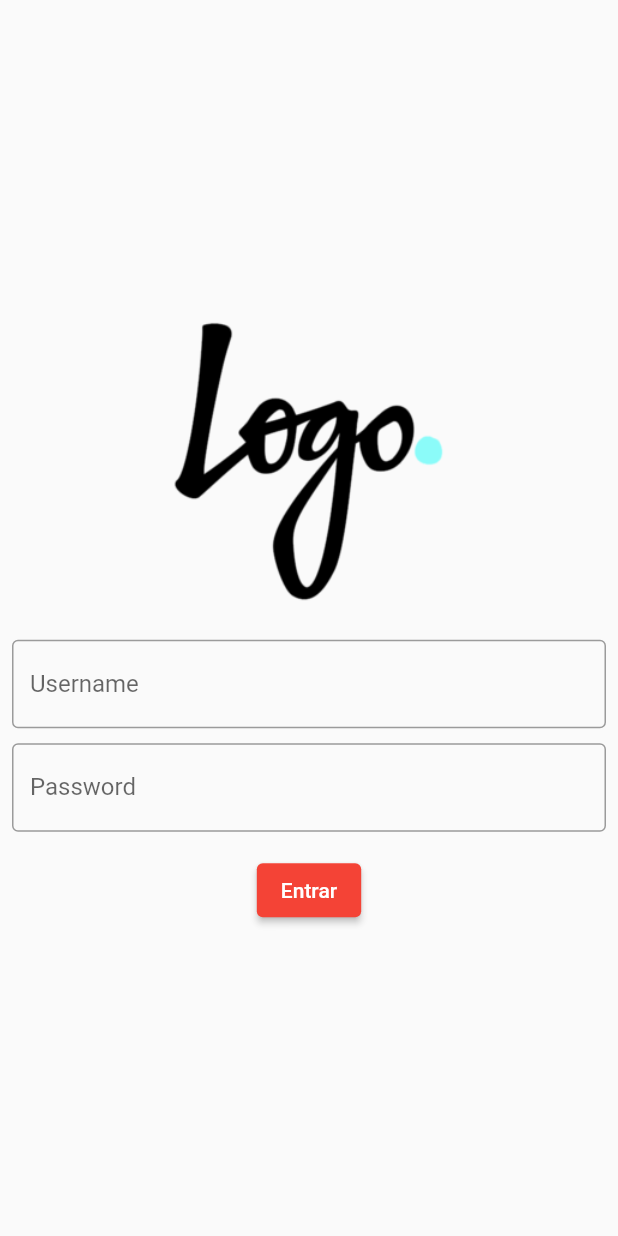
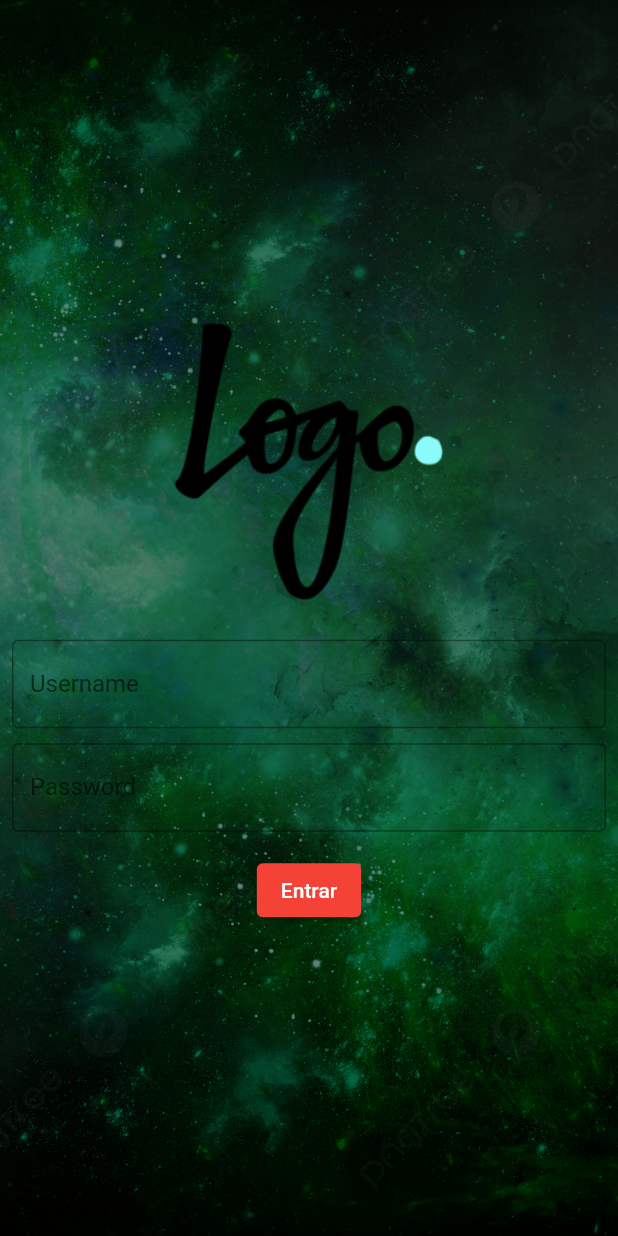
Before and after one commit to RuanK07/Flutter-Mobile, a Flutter app: the screen it shows after launch, on a phone screen of 412 x 824 dp. Run offline on Flutter 3.47's test engine with Material 2 defaults, Android fonts, the phone set to English and light mode, and no system bars.

Commit message:
Add background with Stack

```diff
--- a/lib/login_page.dart
+++ b/lib/login_page.dart
@@ -12,10 +12,10 @@ class _LoginPageState extends State<LoginPage> {
   String email = '';
   String password = '';
 
-  @override
-  Widget build(BuildContext context) {
-    return Scaffold(
-      body: SingleChildScrollView(
+  Widget _body() {
+    return Column(
+      children: [
+        SingleChildScrollView(
           child: SizedBox(
             width: MediaQuery.of(context).size.width,
             height: MediaQuery.of(context).size.height,
@@ -68,6 +68,26 @@ class _LoginPageState extends State<LoginPage> {
             ),
           ),
         ),
+      ],
     );
   }
+
+  @override
+  Widget build(BuildContext context) {
+    return Scaffold(
+        body: Stack(
+      children: [
+        SizedBox(
+            height: MediaQuery.of(context).size.height,
+            child: Image.asset(
+              'assets/images/Background.jpg',
+              fit: BoxFit.cover,
+            )),
+        Container(
+          color: Colors.black.withOpacity(0.5),
+        ),
+        _body(),
+      ],
+    ));
   }
+}
--- a/pubspec.yaml
+++ b/pubspec.yaml
@@ -61,6 +61,7 @@ flutter:
   # To add assets to your application, add an assets section, like this:
   assets:
     - assets/images/Logo.png
+    - assets/images/Background.jpg
 
   # An image asset can refer to one or more resolution-specific "variants", see
   # https://flutter.dev/assets-and-images/#resolution-aware
```
Also changed, not shown: assets/images/Background.jpg (added). Lines whose indentation alone changed are shown as unchanged.
